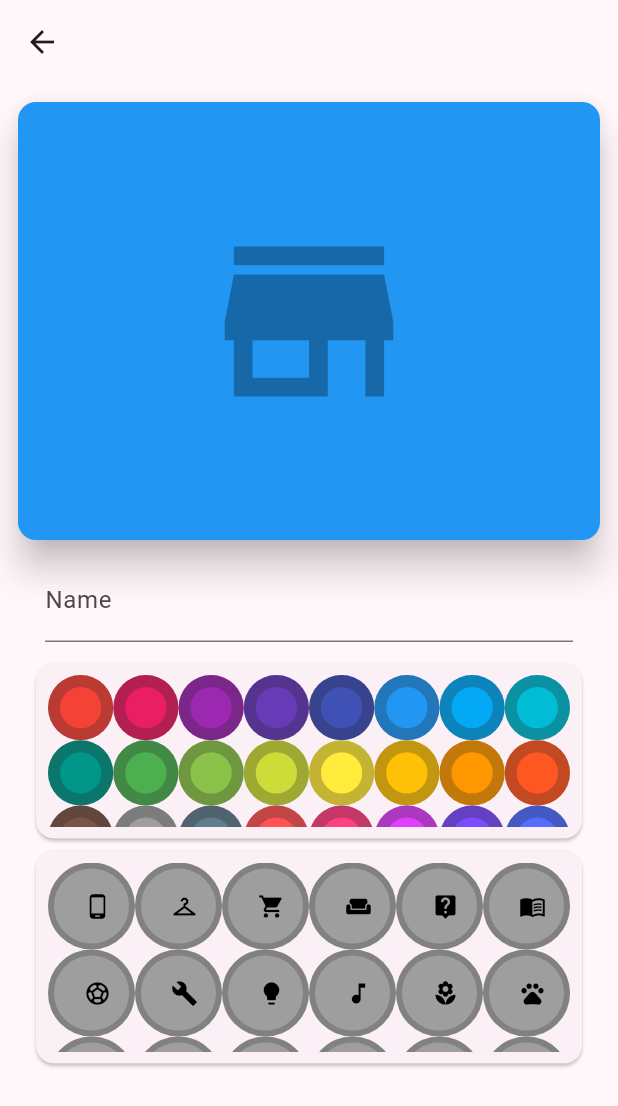
After one commit to CerberusProgrammer/mini_store, a Flutter app: the CreateCategory screen opened directly, on a phone screen of 412 x 824 dp. The commit adds this screen. Shown: the top 1106 px of the screen. Run offline on Flutter 3.47's test engine with Material 2 defaults, Android fonts, the phone set to English and light mode, and no system bars; our stand-ins replace adaptive_theme, flutter_secure_storage, introduction_screen; accounts and stored records are empty.

Commit message:
Create, update and delete for category page added.

```diff
--- a/lib/add_product.dart
+++ b/lib/add_product.dart
@@ -103,6 +103,9 @@ class _AddProductState extends State<AddProduct> {
         ),
       ),
       PageViewModel(
+        decoration: const PageDecoration(
+          bodyAlignment: Alignment.center,
+        ),
         title: 'Lets talk about money',
         body: 'How much',
       ),
--- /dev/null
+++ b/lib/category/create_category.dart
@@ -0,0 +1,157 @@
+import 'package:flutter/material.dart';
+import 'package:mini_store/data/categories.dart';
+import 'package:mini_store/data/select_colors.dart';
+import 'package:mini_store/object/category.dart';
+
+import '../data/select_icons.dart';
+
+class CreateCategory extends StatefulWidget {
+  const CreateCategory({super.key});
+
+  @override
+  State<StatefulWidget> createState() => _CreateCategory();
+}
+
+class _CreateCategory extends State<CreateCategory> {
+  String title = '';
+  bool existsTitle = false;
+  IconData icon = Icons.store;
+  Color color = Colors.blue;
+  TextEditingController name = TextEditingController();
+
+  @override
+  Widget build(BuildContext context) {
+    return LayoutBuilder(builder: (context, constraints) {
+      return Scaffold(
+        resizeToAvoidBottomInset: false,
+        appBar: AppBar(
+          title: Text(title),
+        ),
+        body: SingleChildScrollView(
+          child: Column(children: [
+            Padding(
+              padding: const EdgeInsets.all(8.0),
+              child: SizedBox(
+                width: constraints.maxWidth,
+                height: 300,
+                child: Card(
+                  color: color,
+                  elevation: 10,
+                  child: Stack(
+                    children: [
+                      Positioned.fill(
+                          child: Icon(
+                        icon,
+                        size: 150,
+                        color: const Color.fromARGB(79, 0, 0, 0),
+                      )),
+                    ],
+                  ),
+                ),
+              ),
+            ),
+            Padding(
+              padding: const EdgeInsets.only(left: 30, right: 30),
+              child: TextField(
+                controller: name,
+                decoration: const InputDecoration(
+                  labelText: 'Name',
+                ),
+                onSubmitted: (value) {
+                  setState(() {
+                    title = value;
+
+                    if (title.isEmpty) {
+                      existsTitle = false;
+                    } else {
+                      existsTitle = true;
+                    }
+                  });
+                },
+              ),
+            ),
+            Padding(
+              padding: const EdgeInsets.only(left: 20.0, right: 20, top: 10),
+              child: SizedBox(
+                width: constraints.maxWidth,
+                height: 125,
+                child: Card(
+                  child: Padding(
+                    padding: const EdgeInsets.all(8.0),
+                    child: GridView.count(
+                      shrinkWrap: true,
+                      crossAxisCount: 8,
+                      children: List.generate(selectColorPlus.length, (index) {
+                        return OutlinedButton(
+                          onPressed: () {
+                            setState(() {
+                              color = selectColorPlus[index];
+                            });
+                          },
+                          child: null,
+                          style: OutlinedButton.styleFrom(
+                              backgroundColor: selectColorPlus[index],
+                              side: const BorderSide(
+                                  color: Color.fromARGB(70, 35, 35, 35),
+                                  width: 8)),
+                        );
+                      }),
+                    ),
+                  ),
+                ),
+              ),
+            ),
+            Padding(
+              padding: const EdgeInsets.only(left: 20.0, right: 20),
+              child: SizedBox(
+                width: constraints.maxWidth,
+                height: 150,
+                child: Card(
+                  child: Padding(
+                    padding: const EdgeInsets.all(8.0),
+                    child: GridView.count(
+                      shrinkWrap: true,
+                      crossAxisCount: 6,
+                      children: List.generate(selectIcons.length, (index) {
+                        return OutlinedButton(
+                          onPressed: () {
+                            setState(() {
+                              icon = selectIcons[index];
+                            });
+                          },
+                          style: OutlinedButton.styleFrom(
+                              backgroundColor: Colors.grey,
+                              side: const BorderSide(
+                                  color: Color.fromARGB(60, 35, 35, 35),
+                                  width: 4)),
+                          child: Icon(
+                            selectIcons[index],
+                            color: Colors.black,
+                          ),
+                        );
+                      }),
+                    ),
+                  ),
+                ),
+              ),
+            ),
+          ]),
+        ),
+        floatingActionButton: existsTitle
+            ? FloatingActionButton(
+                onPressed: () {
+                  categories.add(Category(
+                    name: title,
+                    icon: icon,
+                    color: color,
+                  ));
+                  print('object');
+                  Navigator.pop(context);
+                },
+                child: const Icon(Icons.done),
+              )
+            : null,
+      );
+    });
+  }
+}
--- a/lib/data/select_colors.dart
+++ b/lib/data/select_colors.dart
@@ -20,3 +20,38 @@ const List<Color> selectColor = [
   Colors.brown,
   Colors.blueGrey
 ];
+
+const List<Color> selectColorPlus = [
+  Colors.red,
+  Colors.pink,
+  Colors.purple,
+  Colors.deepPurple,
+  Colors.indigo,
+  Colors.blue,
+  Colors.lightBlue,
+  Colors.cyan,
+  Colors.teal,
+  Colors.green,
+  Colors.lightGreen,
+  Colors.lime,
+  Colors.yellow,
+  Colors.amber,
+  Colors.orange,
+  Colors.deepOrange,
+  Colors.brown,
+  Colors.grey,
+  Colors.blueGrey,
+  Colors.redAccent,
+  Colors.pinkAccent,
+  Colors.purpleAccent,
+  Colors.deepPurpleAccent,
+  Colors.indigoAccent,
+  Colors.blueAccent,
+  Colors.lightBlueAccent,
+  Colors.cyanAccent,
+  Colors.tealAccent,
+  Colors.greenAccent,
+  Colors.lightGreenAccent,
+  Colors.limeAccent,
+  Colors.yellowAccent
+];
--- a/lib/data/select_icons.dart
+++ b/lib/data/select_icons.dart
@@ -1,16 +1,52 @@
 import 'package:flutter/material.dart';
 
-const List<IconData> selectIcons = [
-  Icons.abc,
-  Icons.abc_sharp,
-  Icons.abc,
-  Icons.abc_sharp,
-  Icons.abc,
-  Icons.abc_sharp,
-  Icons.abc,
-  Icons.abc_sharp,
-  Icons.abc,
-  Icons.abc_sharp,
-  Icons.abc,
-  Icons.abc_sharp,
+List<IconData> selectIcons = [
+  Icons.phone_android,
+  Icons.checkroom,
+  Icons.shopping_cart,
+  Icons.weekend,
+  Icons.live_help,
+  Icons.menu_book,
+  Icons.sports_soccer,
+  Icons.build,
+  Icons.lightbulb,
+  Icons.music_note,
+  Icons.local_florist,
+  Icons.pets,
+  Icons.local_pharmacy,
+  Icons.directions_car,
+  Icons.kitchen,
+  Icons.fitness_center,
+  Icons.computer,
+  Icons.watch,
+  Icons.camera_alt,
+  Icons.headset,
+  Icons.videogame_asset,
+  Icons.movie,
+  Icons.brush,
+  Icons.palette,
+  Icons.book,
+  Icons.school,
+  Icons.sports_basketball,
+  Icons.directions_bike,
+  Icons.beach_access,
+  Icons.airplanemode_active,
+  Icons.hotel,
+  Icons.restaurant,
+  Icons.attach_money,
+  Icons.card_giftcard,
+  Icons.cake,
+  Icons.local_cafe,
+  Icons.local_bar,
+  Icons.local_grocery_store,
+  Icons.local_hospital,
+  Icons.local_laundry_service,
+  Icons.local_library,
+  Icons.local_mall,
+  Icons.local_movies,
+  Icons.local_offer,
+  Icons.local_parking,
+  Icons.local_pizza,
+  Icons.local_play,
+  Icons.local_post_office,
 ];
--- a/lib/home.dart
+++ b/lib/home.dart
@@ -45,7 +45,7 @@ class HomeState extends State<Home> with SingleTickerProviderStateMixin {
     super.initState();
 
     controller = TabController(
-      length: 3,
+      length: 4,
       vsync: this,
     );
   }
```
Also changed, not shown: lib/category/category_page.dart (+28 -15 lines), lib/category/change_category.dart (+51 -73 lines), lib/category/show_products.dart (+6 -2 lines), lib/category/change_icon.dart (deleted).
